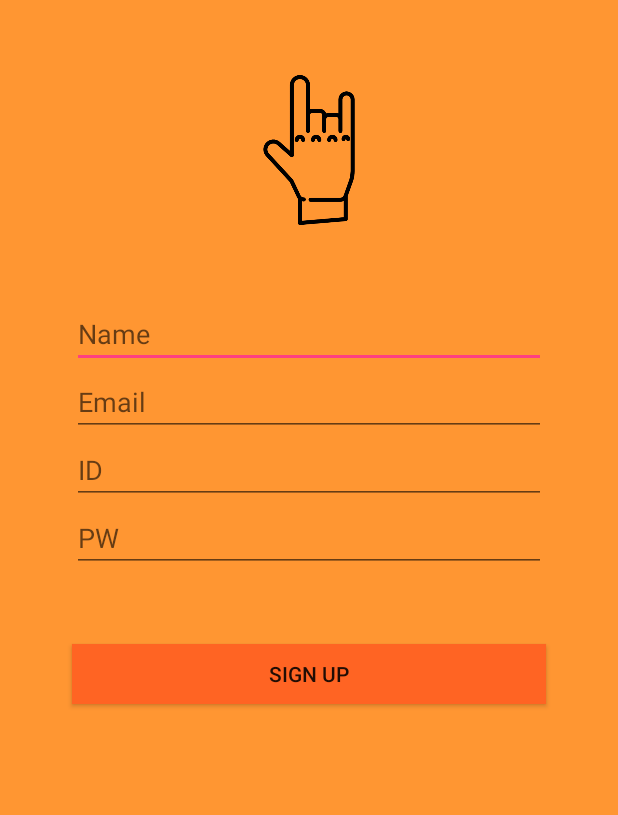
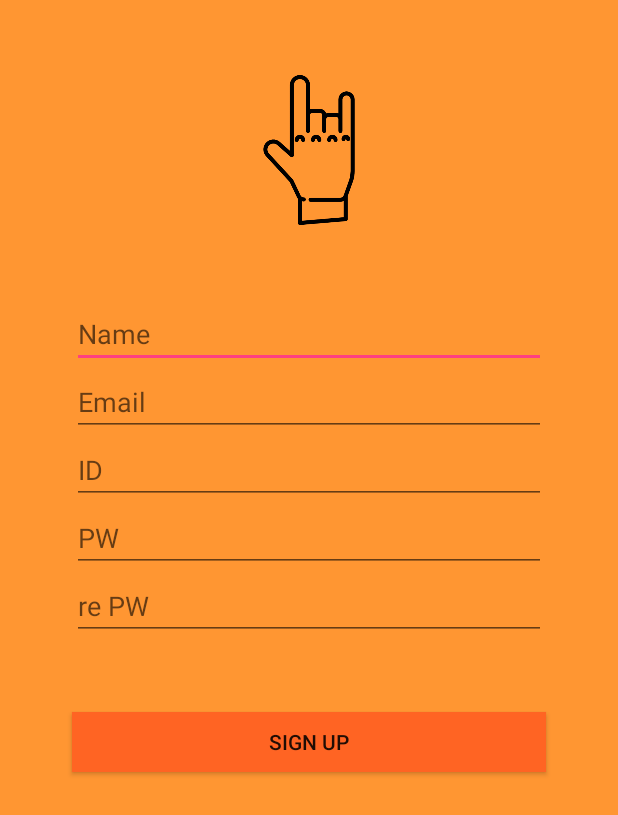
Before and after one commit to curaai/help_us, an Android app: the SignupActivity screen opened directly, with no data from a screen before it, on a phone screen of 412 x 824 dp. Shown: the top 815 px of the screen. Run offline under Robolectric (Android 15) with nearby library versions, the phone set to English and light mode, and no system bars; 6 statements that could not run were skipped.

Commit message:
xml rePW

```diff
--- a/Android/HelpUs/app/src/main/res/layout/activity_signup.xml
+++ b/Android/HelpUs/app/src/main/res/layout/activity_signup.xml
@@ -49,6 +49,12 @@
                 android:layout_height="wrap_content"
                 android:hint="PW"/>
 
+            <EditText
+                android:id="@+id/repw"
+                android:layout_width="match_parent"
+                android:layout_height="wrap_content"
+                android:hint="re PW"/>
+
         </LinearLayout>
 
         <Button
```
